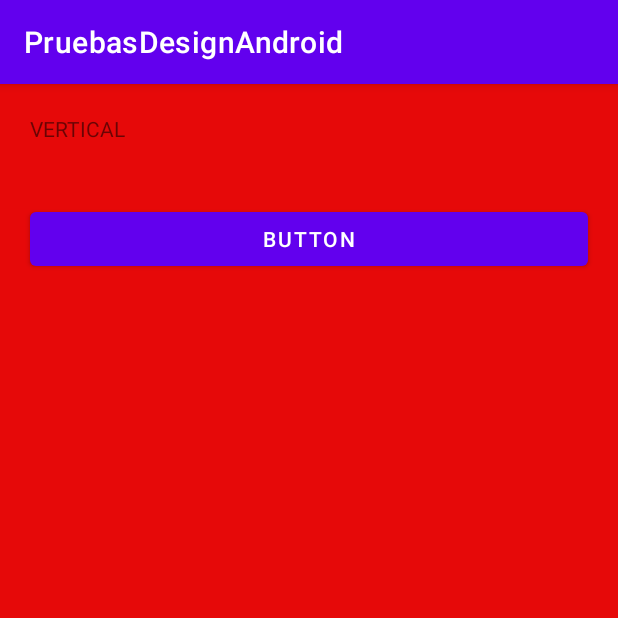
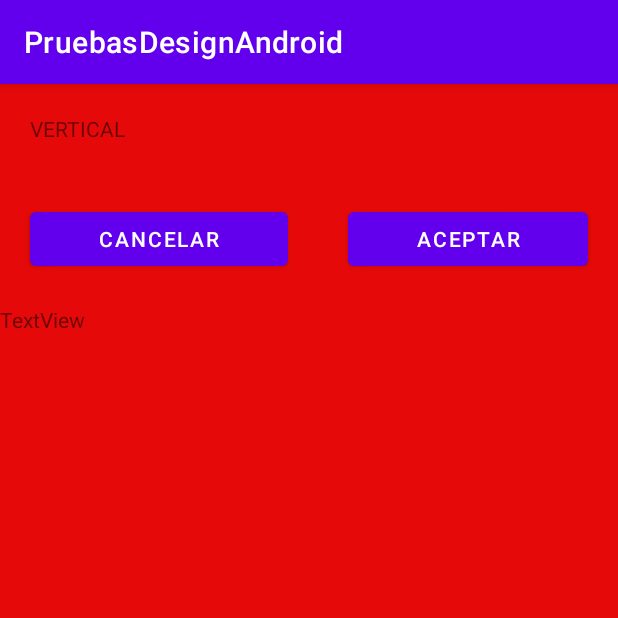
Before and after one commit to aiglesiasp/PruebasDesignAndroid, an Android app: the screen it shows after launch (MainActivity), on a phone screen of 412 x 824 dp, the top half of it. Run offline under Robolectric (Android 15) with nearby library versions, the phone set to English and light mode, and no system bars.

Commit message:
LinearLayout pruebas

```diff
--- a/app/src/main/res/layout/activity_main.xml
+++ b/app/src/main/res/layout/activity_main.xml
@@ -18,13 +18,35 @@
         android:layout_marginLeft="20dp"
         android:layout_marginRight="20dp" />
 
-    <Button
-        android:id="@+id/button"
+    <LinearLayout
         android:layout_width="match_parent"
         android:layout_height="wrap_content"
-        android:text="Button"
-        android:layout_marginHorizontal="20dp"
-        android:layout_marginVertical="20dp"
-        />
+        android:orientation="horizontal">
+        <Button
+            android:id="@+id/button"
+            android:layout_width="wrap_content"
+            android:layout_height="wrap_content"
+            android:text="CANCELAR"
+            android:layout_weight="1"
+            android:layout_marginHorizontal="20dp"
+            android:layout_marginVertical="20dp"
+            />
+
+        <Button
+            android:id="@+id/button2"
+            android:layout_width="wrap_content"
+            android:layout_height="wrap_content"
+            android:text="ACEPTAR"
+            android:layout_weight="1"
+            android:layout_marginHorizontal="20dp"
+            android:layout_marginVertical="20dp"
+            />
+    </LinearLayout>
+
+    <TextView
+        android:id="@+id/textView"
+        android:layout_width="match_parent"
+        android:layout_height="wrap_content"
+        android:text="TextView" />
 
 </LinearLayout>
```
